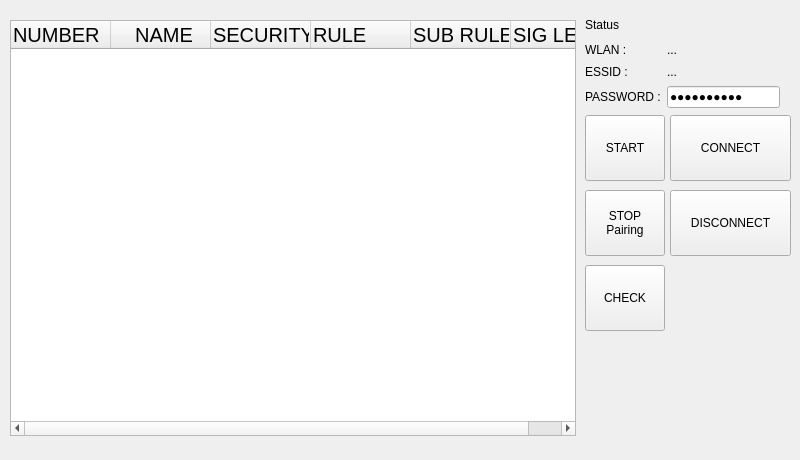
Old version of the form WifiConnection/wifi.ui in the repository sunghojang/Qt4wifiscan.
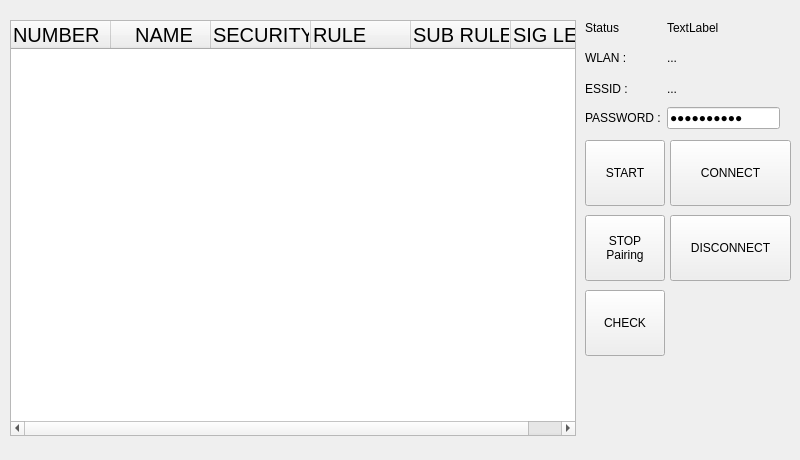
New version of the form.

Commit message: imx283 using usb wifi dongle

The edit to the form file:
```diff
--- a/WifiConnection/wifi.ui
+++ b/WifiConnection/wifi.ui
@@ -63,7 +63,7 @@
    <property name="geometry">
     <rect>
      <x>670</x>
-     <y>115</y>
+     <y>140</y>
      <width>121</width>
      <height>66</height>
     </rect>
@@ -78,7 +78,7 @@
      <x>585</x>
      <y>15</y>
      <width>201</width>
-     <height>93</height>
+     <height>114</height>
     </rect>
    </property>
    <layout class="QGridLayout" name="gridLayout">
@@ -124,19 +124,6 @@
       </property>
      </widget>
     </item>
-    <item row="0" column="1" colspan="2">
-     <spacer name="horizontalSpacer">
-      <property name="orientation">
-       <enum>Qt::Horizontal</enum>
-      </property>
-      <property name="sizeHint" stdset="0">
-       <size>
-        <width>40</width>
-        <height>20</height>
-       </size>
-      </property>
-     </spacer>
-    </item>
     <item row="3" column="1">
      <widget class="QLineEdit" name="lineedit_password">
       <property name="text">
@@ -147,13 +134,20 @@
       </property>
      </widget>
     </item>
+    <item row="0" column="1">
+     <widget class="QLabel" name="m_label_state">
+      <property name="text">
+       <string>TextLabel</string>
+      </property>
+     </widget>
+    </item>
    </layout>
   </widget>
   <widget class="QPushButton" name="m_button_delete">
    <property name="geometry">
     <rect>
      <x>585</x>
-     <y>115</y>
+     <y>140</y>
      <width>80</width>
      <height>66</height>
     </rect>
@@ -166,7 +160,7 @@
    <property name="geometry">
     <rect>
      <x>585</x>
-     <y>190</y>
+     <y>215</y>
      <width>80</width>
      <height>66</height>
     </rect>
@@ -180,7 +174,7 @@
    <property name="geometry">
     <rect>
      <x>585</x>
-     <y>265</y>
+     <y>290</y>
      <width>80</width>
      <height>66</height>
     </rect>
@@ -193,7 +187,7 @@
    <property name="geometry">
     <rect>
      <x>670</x>
-     <y>190</y>
+     <y>215</y>
      <width>121</width>
      <height>66</height>
     </rect>
```
The commit also changes 4 other files.
